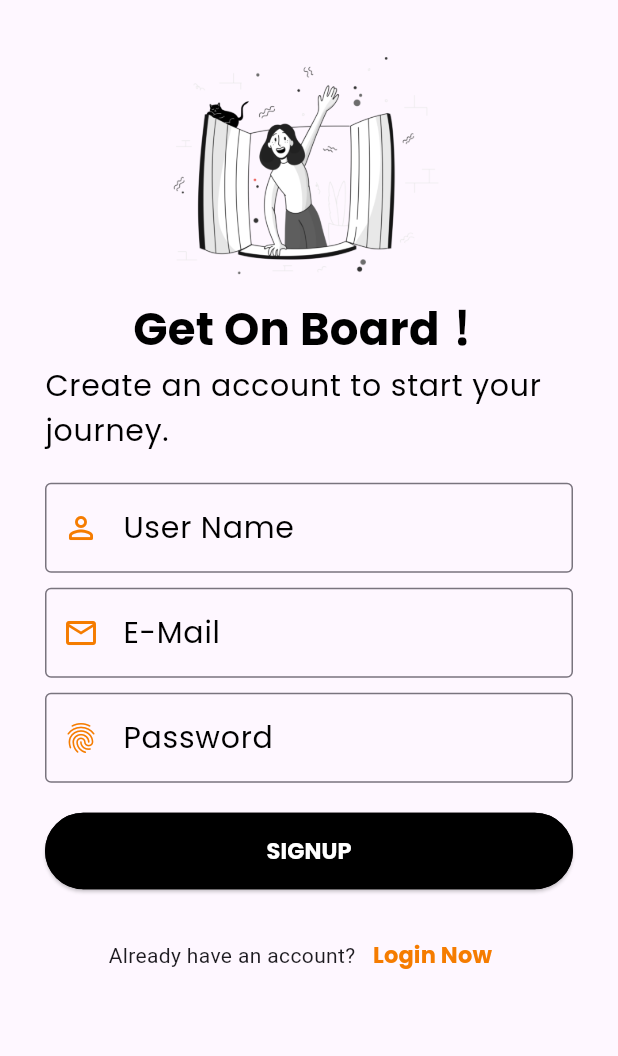
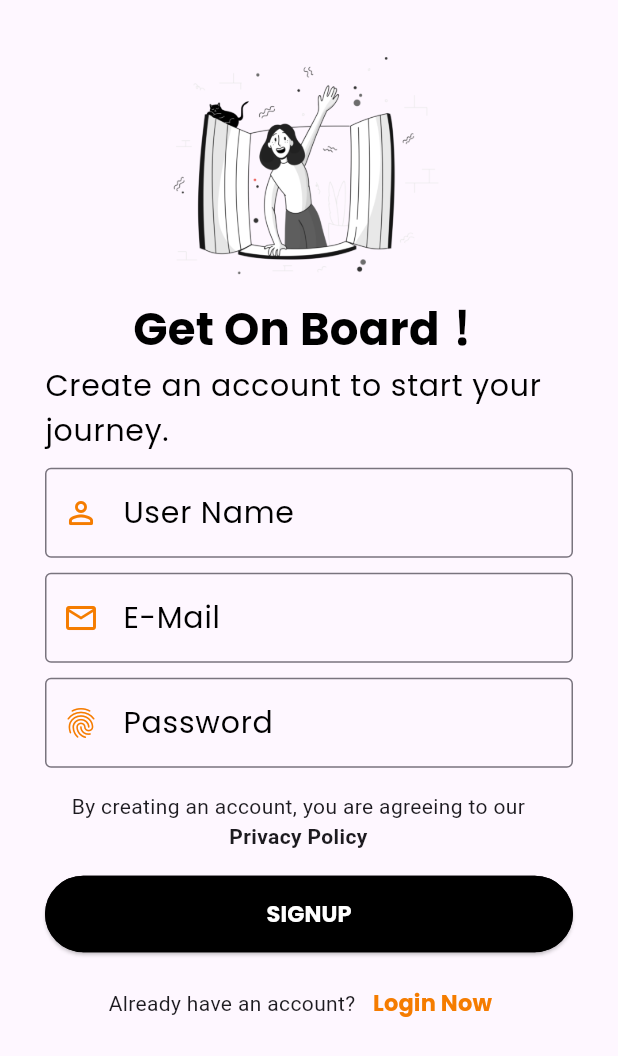
Before and after one commit to jiahui-1251/SunEase-Mental-Health-Application, a Flutter app: the screen it shows after launch, on a phone screen of 412 x 824 dp. Shown: the top 1056 px of the screen. Run offline on Flutter 3.47's test engine with Material 3 defaults, Android fonts, the phone set to English and light mode, and no system bars; our stand-ins replace firebase_auth, firebase_core, get, google_fonts, liquid_swipe, logger and 1 more; accounts and stored records are empty.

Commit message:
Privacy Policy Update

```diff
--- a/lib/components/privacy_policy.dart
+++ b/lib/src/common_widgets/form/privacy_policy.dart
@@ -2,13 +2,20 @@ import 'package:flutter/gestures.dart';
 import 'package:flutter/material.dart';
 import 'package:flutter/services.dart';
 
-class PrivacyPolicy extends StatelessWidget {
-  const PrivacyPolicy({super.key});
+class PrivayPolicy extends StatelessWidget {
+  const PrivayPolicy({
+    super.key,
+  });
 
   @override
   Widget build(BuildContext context) {
     return Padding(
-      padding: const EdgeInsets.all(16.0),
+    padding: const EdgeInsets.symmetric(),
+    child: Row(
+      mainAxisAlignment: MainAxisAlignment.start,
+      children: [
+        Padding(
+          padding: EdgeInsets.all(16.0),
           child: RichText(
             textAlign: TextAlign.center,
             text: TextSpan(
@@ -29,6 +36,9 @@ class PrivacyPolicy extends StatelessWidget {
               ],
             ),
           ),
+        ),
+      ],
+    ),
     );
   }
 }
@@ -39,7 +49,7 @@ class PrivacyPolicyDialog extends StatelessWidget {
     return AlertDialog(
       title: Text("Privacy Policy"),
       content: FutureBuilder(
-        future: rootBundle.loadString('assets/privacy_policy.md'),
+        future: rootBundle.loadString('assets/md_file/privacy_policy.md'),
         builder: (context, AsyncSnapshot<String?> snapshot) {
           if (snapshot.hasData && snapshot.data != null) {
             return SingleChildScrollView(
--- a/lib/src/constants/text_strings.dart
+++ b/lib/src/constants/text_strings.dart
@@ -36,3 +36,7 @@ const String tSignUpSubTitle = "Create an account to start your journey.";
 const String tAlreadyHaveAccount = "Already have an account?";
 const String tLoginNow = "Login Now";
 //const String tConfirmPassword = "Confirm Password";
+
+//Forgot Password Text
+const String tForgotPasswordTitle = "Forgot Password";
+const String tForgotPasswordSubTitle = "Enter your registered E-Mail to receive OTP";
--- a/lib/src/features/authentication/screens/signup/widgets/signup_form_widget.dart
+++ b/lib/src/features/authentication/screens/signup/widgets/signup_form_widget.dart
@@ -1,4 +1,5 @@
 import 'package:flutter/material.dart';
+import 'package:fyp/src/common_widgets/form/privacy_policy.dart';
 import 'package:fyp/src/constants/colors.dart';
 import 'package:fyp/src/constants/sizes.dart';
 import 'package:fyp/src/constants/text_strings.dart';
@@ -11,7 +12,7 @@ class SignUpFormWidget extends StatelessWidget {
   @override
   Widget build(BuildContext context) {
     return Container(
-      padding: const EdgeInsets.symmetric(vertical: tFormHeight -10),
+      padding: const EdgeInsets.symmetric(vertical: tFormHeight -20),
       child: Form(
         child: Column(
           crossAxisAlignment: CrossAxisAlignment.center,
@@ -58,7 +59,10 @@ class SignUpFormWidget extends StatelessWidget {
               )
             ),
 
-            const SizedBox(height: tFormHeight - 10),
+            const SizedBox(height: tFormHeight - 30),
+
+            //Privacy Policy
+            PrivayPolicy(),
 
             //SignUp Button
             SizedBox(
--- a/pubspec.yaml
+++ b/pubspec.yaml
@@ -87,7 +87,7 @@ flutter:
     - assets/images/forget_password/
     - assets/images/
     - assets/fonts/
-    - assets/privacy_policy.md
+    - assets/md_file/
   #   - images/a_dot_ham.jpeg
 
   # An image asset can refer to one or more resolution-specific "variants", see
```
Also changed, not shown: lib/pages/register_page.dart (+9 -10 lines), lib/src/features/authentication/screens/signup/signup_screen.dart (line endings or trailing spaces), 2 other files. Lines whose indentation alone changed are shown as unchanged.
